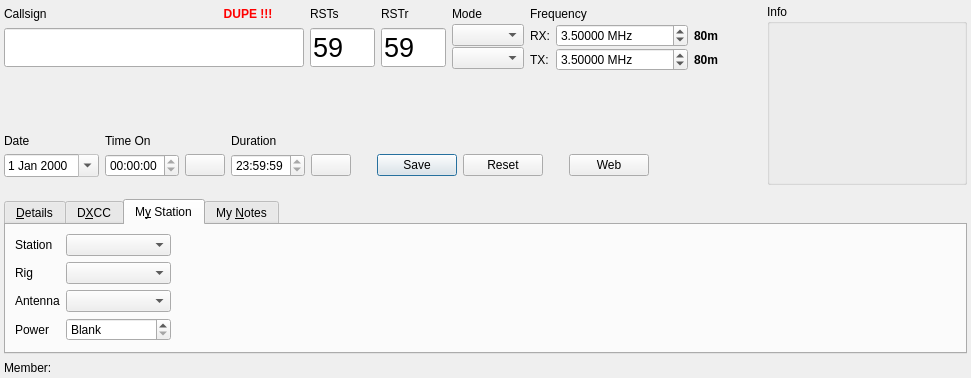
First picture: the form in ui/NewContactWidget.ui, repository jg3hlx/QLog, before the edit.
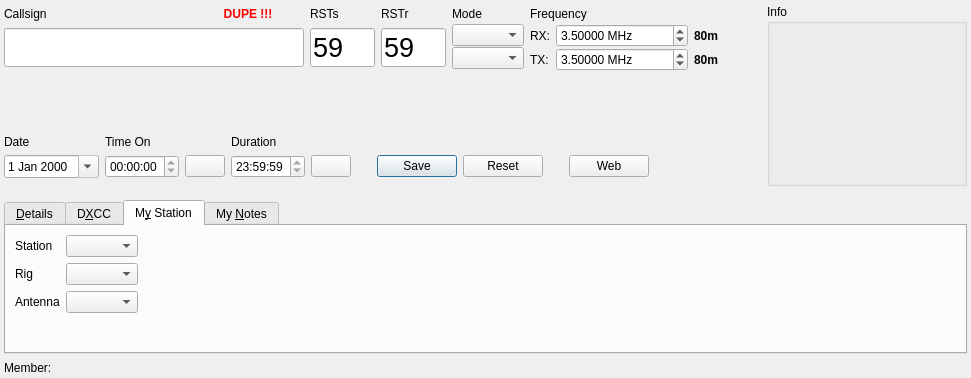
Second picture: the form after the edit. The open tabs and pages were chosen to show the change. Icons and pictures are not drawn. Custom widgets are drawn as their Qt base class.

Commit message: NewContact: TX Power as the Dynamic Field

The edit to the form file:
```diff
--- a/ui/NewContactWidget.ui
+++ b/ui/NewContactWidget.ui
@@ -1523,41 +1523,6 @@
            </property>
           </widget>
          </item>
-         <item row="3" column="0">
-          <widget class="QLabel" name="powerLabel">
-           <property name="text">
-            <string>Power</string>
-           </property>
-          </widget>
-         </item>
-         <item row="3" column="1">
-          <widget class="QDoubleSpinBox" name="powerEdit">
-           <property name="sizePolicy">
-            <sizepolicy hsizetype="Maximum" vsizetype="Fixed">
-             <horstretch>0</horstretch>
-             <verstretch>0</verstretch>
-            </sizepolicy>
-           </property>
-           <property name="focusPolicy">
-            <enum>Qt::ClickFocus</enum>
-           </property>
-           <property name="specialValueText">
-            <string>Blank</string>
-           </property>
-           <property name="suffix">
-            <string> W</string>
-           </property>
-           <property name="decimals">
-            <number>3</number>
-           </property>
-           <property name="maximum">
-            <double>1000000.000000000000000</double>
-           </property>
-           <property name="value">
-            <double>0.000000000000000</double>
-           </property>
-          </widget>
-         </item>
         </layout>
        </item>
        <item>
```
Left out of the diff: 16 changed lines with no effect on the pictures. The commit also changes 2 other files.
